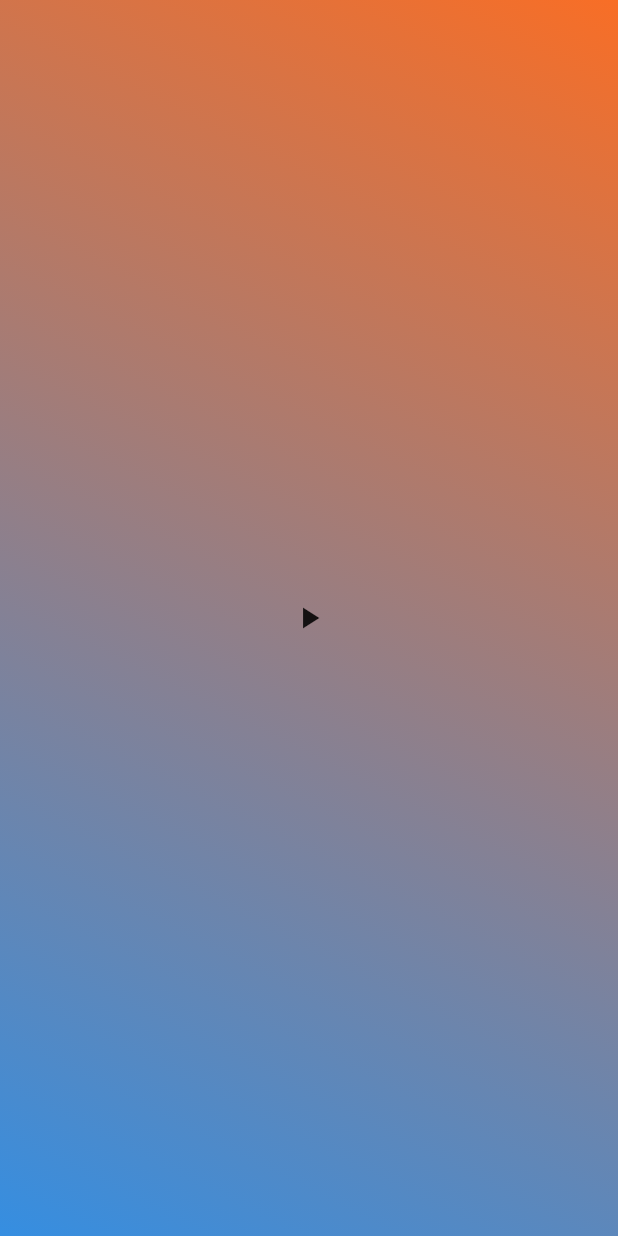
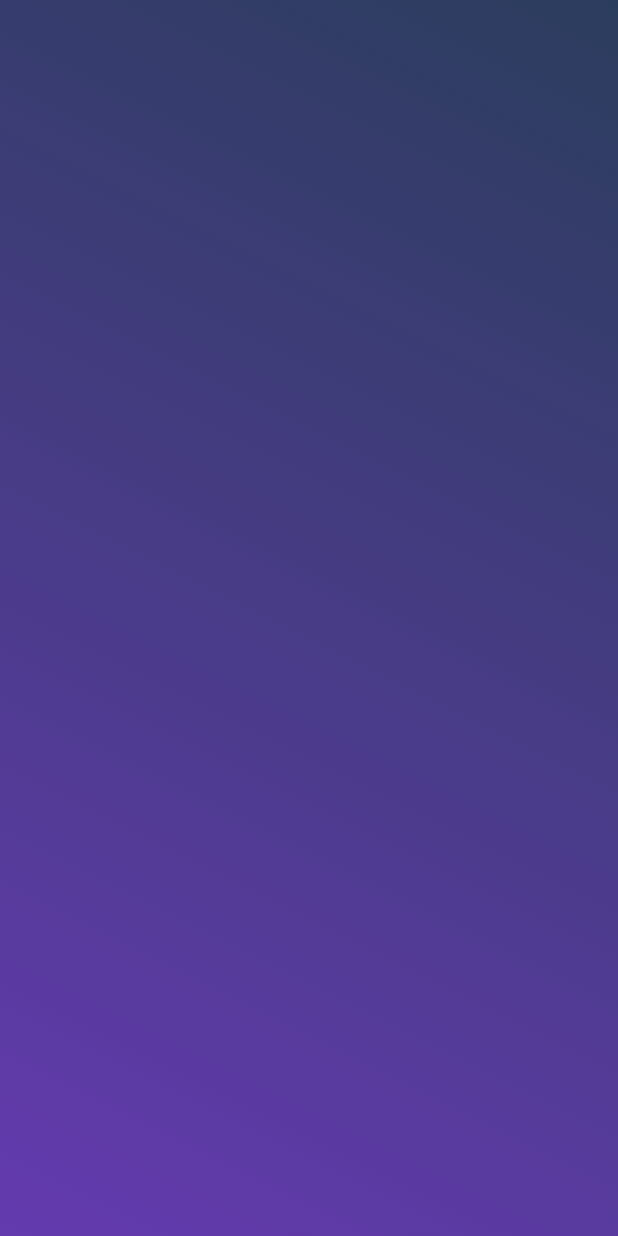
Before and after one commit to azarath1/haiq, a Flutter app: the screen it shows after launch, on a phone screen of 412 x 824 dp. Run offline on Flutter 3.47's test engine with Material 2 defaults, Android fonts, the phone set to English and light mode, and no system bars.

Commit message:
style: style color background

```diff
--- a/lib/main.dart
+++ b/lib/main.dart
@@ -26,10 +26,14 @@ class AnimatedGradient extends StatefulWidget {
 }
 class _AnimatedGradientState extends State<AnimatedGradient> {
   List<Color> colorList = [
-    Colors.amber,
-    Colors.cyanAccent,
-    Colors.lightGreen,
-    Colors.red
+    Color.fromRGBO(242, 61, 93, 1),
+    Color.fromRGBO(140, 61, 93, 1),
+    Color.fromRGBO(114, 61, 93, 1),
+    Color.fromRGBO(66, 61, 93, 1),
+    Color.fromRGBO(0, 61, 93, 1),
+    Color.fromRGBO(66, 61, 93, 1),
+    Color.fromRGBO(114, 61, 93, 1),
+    Color.fromRGBO(140, 61, 93, 1),
   ];
   List<Alignment> alignmentList = [
     Alignment.bottomLeft,
@@ -38,8 +42,8 @@ class _AnimatedGradientState extends State<AnimatedGradient> {
     Alignment.topLeft,
   ];
   int index = 0;
-  Color bottomColor = Colors.pinkAccent;
-  Color topColor = Colors.orange;
+  Color bottomColor = Colors.deepPurpleAccent;
+  Color topColor = Colors.blue;
   Alignment begin = Alignment.bottomLeft;
   Alignment end = Alignment.topRight;
 
@@ -48,7 +52,7 @@ class _AnimatedGradientState extends State<AnimatedGradient> {
   Widget build(BuildContext context) {
     Future.delayed(const Duration(milliseconds: 10), () {
       setState(() {
-        bottomColor = Colors.blue;
+        bottomColor = Colors.deepPurple;
       });
     });
     return Scaffold(
@@ -72,16 +76,6 @@ class _AnimatedGradientState extends State<AnimatedGradient> {
                   gradient: LinearGradient(
                       begin: begin, end: end, colors: [bottomColor, topColor])),
             ),
-            Positioned.fill(
-              child: IconButton(
-                icon: Icon(Icons.play_arrow),
-                onPressed: () {
-                  setState(() {
-                    bottomColor = Colors.red;
-                  });
-                },
-              ),
-            )
           ],
         ));
   }
```
